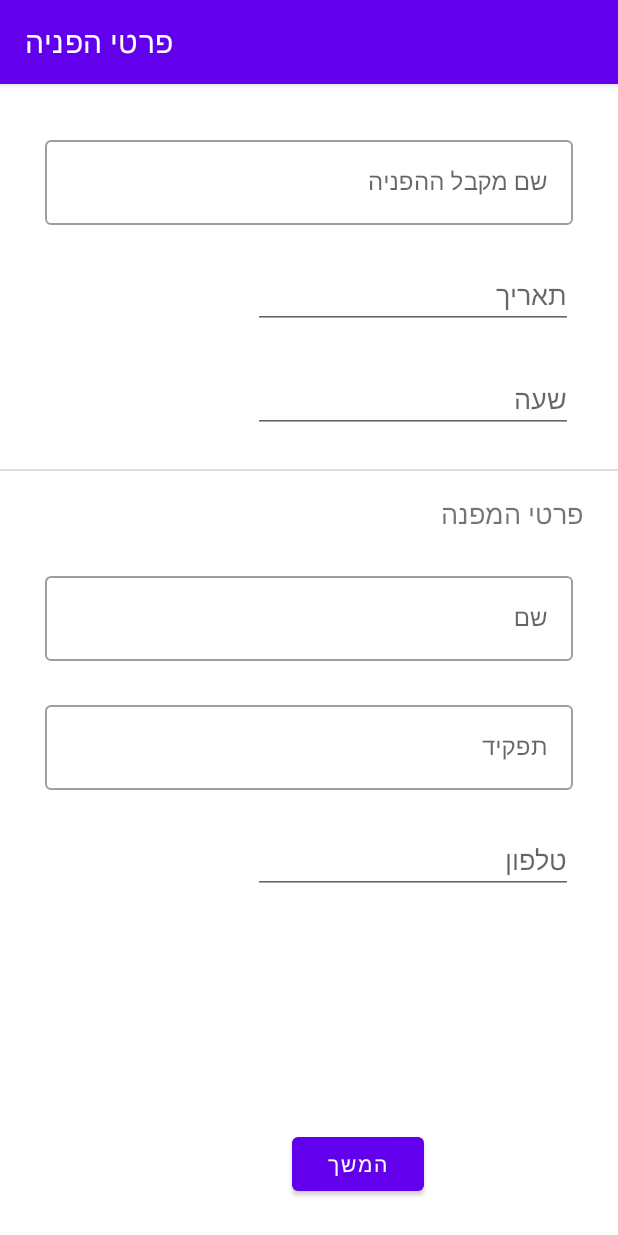
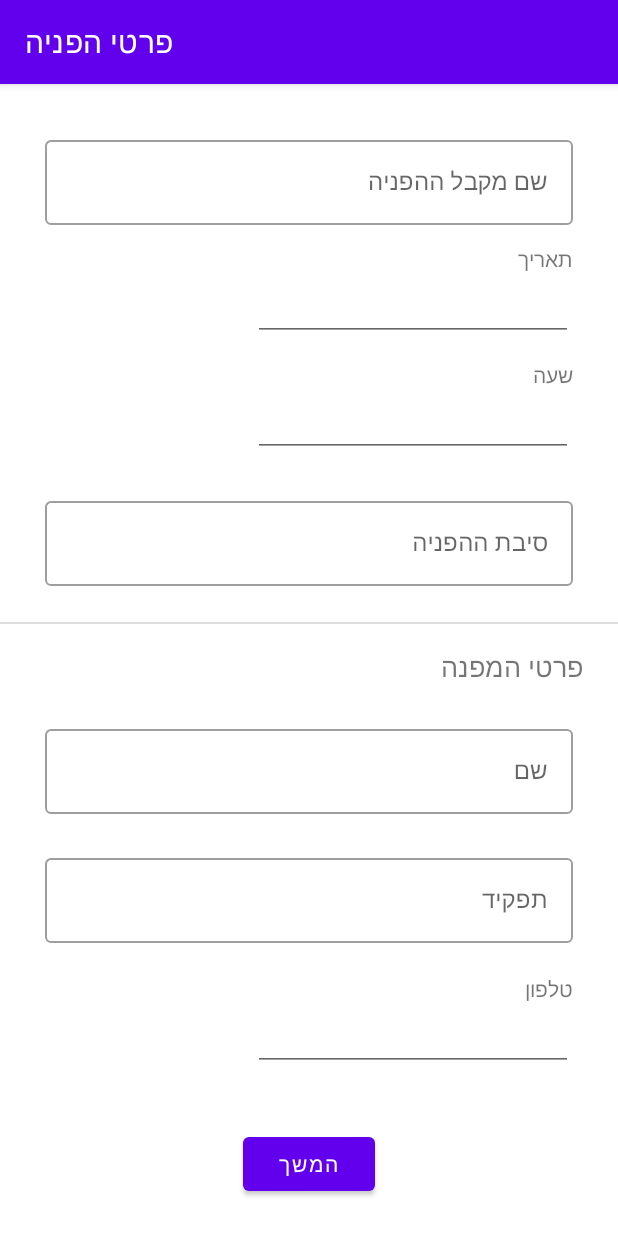
Before and after one commit to eyal-kaufman/AtnachtaApp, an Android app: the NewReference screen opened through its navigation route, on a phone screen of 412 x 824 dp. Run offline under Robolectric (Android 15) with nearby library versions, the phone set to English and light mode, and no system bars; our stand-ins replace data binding, navigation-ui.

Commit message:
updated the "New Reference" and "New Profile" layouts

```diff
--- a/app/src/main/res/layout/fragment_new_reference.xml
+++ b/app/src/main/res/layout/fragment_new_reference.xml
@@ -25,6 +25,7 @@
                 android:id="@+id/receiverName"
                 android:layout_width="match_parent"
                 android:layout_height="wrap_content"
+                android:inputType="textPersonName"
                 android:hint="@string/newReferenceReceiverName" />
 
         </com.google.android.material.textfield.TextInputLayout>
@@ -33,10 +34,9 @@
             android:id="@+id/editTextDate"
             android:layout_width="wrap_content"
             android:layout_height="wrap_content"
-            android:layout_marginTop="24dp"
+            android:layout_marginTop="32dp"
             android:layout_marginEnd="@dimen/inputTextPaddingStart"
             android:ems="10"
-            android:hint="@string/date"
             android:inputType="date"
             app:layout_constraintEnd_toEndOf="parent"
             app:layout_constraintTop_toBottomOf="@+id/textInputLayout6" />
@@ -45,12 +45,32 @@
             android:id="@+id/editTextTime"
             android:layout_width="wrap_content"
             android:layout_height="wrap_content"
-            android:layout_marginTop="24dp"
+            android:layout_marginTop="32dp"
             android:ems="10"
-            android:hint="@string/time"
             android:inputType="time"
             app:layout_constraintEnd_toEndOf="@+id/editTextDate"
             app:layout_constraintTop_toBottomOf="@+id/editTextDate" />
+
+        <com.google.android.material.textfield.TextInputLayout
+            android:id="@+id/textInputLayout9"
+            style="@style/Widget.MaterialComponents.TextInputLayout.OutlinedBox"
+            android:layout_width="match_parent"
+            android:layout_height="wrap_content"
+            android:layout_marginTop="24dp"
+            android:paddingStart="@dimen/inputTextPaddingStart"
+            android:paddingEnd="@dimen/inputTextPaddingEnd"
+            app:layout_constraintEnd_toEndOf="parent"
+            app:layout_constraintStart_toStartOf="parent"
+            app:layout_constraintTop_toBottomOf="@id/editTextTime">
+
+            <com.google.android.material.textfield.TextInputEditText
+                android:id="@+id/referenceReason"
+                android:layout_width="match_parent"
+                android:layout_height="wrap_content"
+                android:hint="@string/referenceReason"
+                android:inputType = "textPersonName" />
+
+        </com.google.android.material.textfield.TextInputLayout>
 
         <View
             android:id="@+id/divider4"
@@ -60,7 +80,7 @@
             android:background="@color/dividerColor"
             app:layout_constraintLeft_toLeftOf="parent"
             app:layout_constraintRight_toRightOf="parent"
-            app:layout_constraintTop_toBottomOf="@+id/editTextTime" />
+            app:layout_constraintTop_toBottomOf="@+id/textInputLayout9" />
 
         <TextView
             android:id="@+id/textView3"
@@ -89,6 +109,7 @@
                 android:id="@+id/refererName"
                 android:layout_width="match_parent"
                 android:layout_height="wrap_content"
+                android:inputType="textPersonName"
                 android:hint="@string/name" />
 
         </com.google.android.material.textfield.TextInputLayout>
@@ -109,6 +130,7 @@
                 android:id="@+id/refererJob"
                 android:layout_width="match_parent"
                 android:layout_height="wrap_content"
+                android:inputType="textPersonName"
                 android:hint="@string/job" />
 
         </com.google.android.material.textfield.TextInputLayout>
@@ -117,11 +139,9 @@
             android:id="@+id/editTextPhone"
             android:layout_width="wrap_content"
             android:layout_height="wrap_content"
-            android:layout_marginTop="24dp"
+            android:layout_marginTop="@dimen/labeledInputMargin"
             android:layout_marginEnd="@dimen/inputTextPaddingStart"
             android:ems="10"
-            android:gravity="right|center_horizontal"
-            android:hint="@string/phone"
             android:inputType="phone"
             app:layout_constraintEnd_toEndOf="parent"
             app:layout_constraintTop_toBottomOf="@+id/textInputLayout8" />
@@ -134,8 +154,31 @@
             android:text="@string/continueButtonText"
             app:layout_constraintBottom_toBottomOf="parent"
             app:layout_constraintEnd_toEndOf="parent"
-            app:layout_constraintHorizontal_bias="0.6"
             app:layout_constraintStart_toStartOf="parent" />
+
+        <TextView
+            android:id="@+id/textView"
+            android:layout_width="wrap_content"
+            android:layout_height="wrap_content"
+            android:text="@string/date"
+            app:layout_constraintBottom_toTopOf="@+id/editTextDate"
+            app:layout_constraintEnd_toEndOf="@+id/editTextDate" />
+
+        <TextView
+            android:id="@+id/textView4"
+            android:layout_width="wrap_content"
+            android:layout_height="wrap_content"
+            android:text="@string/time"
+            app:layout_constraintBottom_toTopOf="@+id/editTextTime"
+            app:layout_constraintEnd_toEndOf="@+id/editTextTime" />
+
+        <TextView
+            android:id="@+id/textView5"
+            android:layout_width="wrap_content"
+            android:layout_height="wrap_content"
+            android:text="@string/phone"
+            app:layout_constraintBottom_toTopOf="@+id/editTextPhone"
+            app:layout_constraintEnd_toEndOf="@+id/editTextPhone" />
 
 
     </androidx.constraintlayout.widget.ConstraintLayout>
--- a/app/src/main/res/values/dimens.xml
+++ b/app/src/main/res/values/dimens.xml
@@ -6,4 +6,5 @@
     <dimen name="inputTextPadding">16dp</dimen>
     <dimen name="inputTextPaddingStart">30dp</dimen>
     <dimen name="inputTextPaddingEnd">30dp</dimen>
+    <dimen name="labeledInputMargin">40dp</dimen>
 </resources>
--- a/app/src/main/res/values/strings.xml
+++ b/app/src/main/res/values/strings.xml
@@ -38,4 +38,8 @@
     <string name="newReferenceFragmentTitle">פרטי הפניה</string>
     <string name="mainScreenFragmentTitle">חיפוש</string>
     <string name="loginFragmentTitle">כניסה</string>
+    <string name="loginImageDescription">Logo</string>
+    <string name="motherDetails">פרטי אמא</string>
+    <string name="fullName">שם מלא</string>
+    <string name="referenceReason">סיבת ההפניה</string>
 </resources>
```
Also changed, not shown: app/src/main/res/layout/fragment_login.xml (+6 -2 lines), app/src/main/res/layout/fragment_new_profile.xml (+55 -85 lines).
